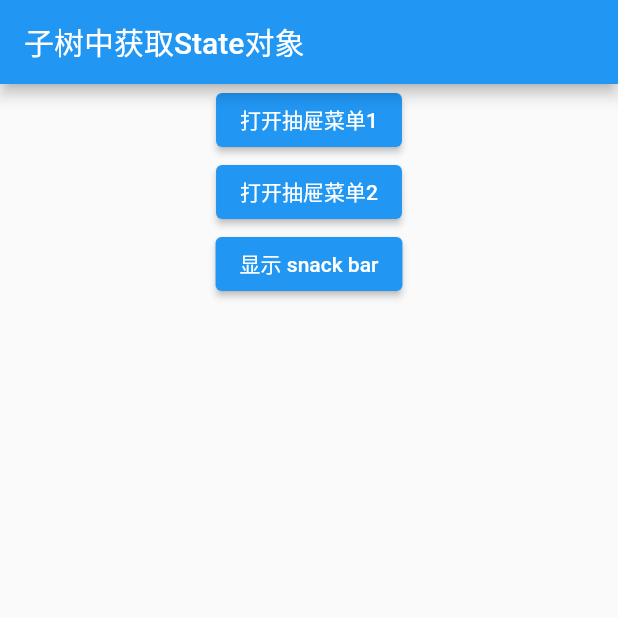
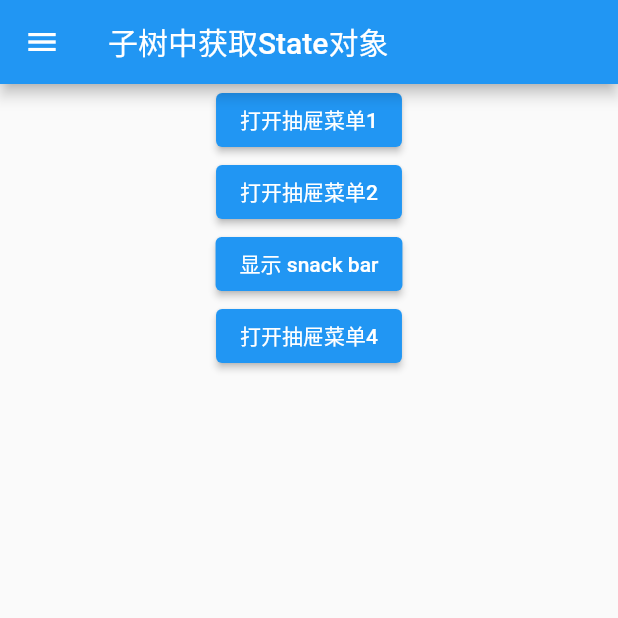
Before and after one commit to yanlele/flutter_study_case, a Flutter app: the screen it shows after launch, on a phone screen of 412 x 824 dp, the top half of it. Run offline on Flutter 3.47's test engine with Material 2 defaults, Android fonts, the light colour scheme and no system bars.

Commit message:
feat: 四种唤起 context 方式

```diff
--- a/lib/flutter_application_demo/04_widget_yl_stateful_state_context.dart
+++ b/lib/flutter_application_demo/04_widget_yl_stateful_state_context.dart
@@ -24,9 +24,12 @@ class _YLGetStateObjectRouteState extends State<YLGetStateObjectRoute> {
   //   return ElevatedButton(onPressed: onPressed, child: const Text("打开抽屉"));
   // }
 
+  static final GlobalKey<ScaffoldState> _globalKey = GlobalKey();
+
   @override
   Widget build(BuildContext context) {
     return Scaffold(
+      key: _globalKey,
       appBar: AppBar(title: const Text("子树中获取State对象")),
       body: Center(
         child: Column(
@@ -58,10 +61,14 @@ class _YLGetStateObjectRouteState extends State<YLGetStateObjectRoute> {
                 },
                 child: const Text("显示 snack bar"),
               );
-            })
+            }),
+            ElevatedButton(
+                onPressed: () => _globalKey.currentState?.openDrawer(),
+                child: const Text("打开抽屉菜单4"))
           ],
         ),
       ),
+      drawer: const Drawer(),
     );
   }
 }
```
